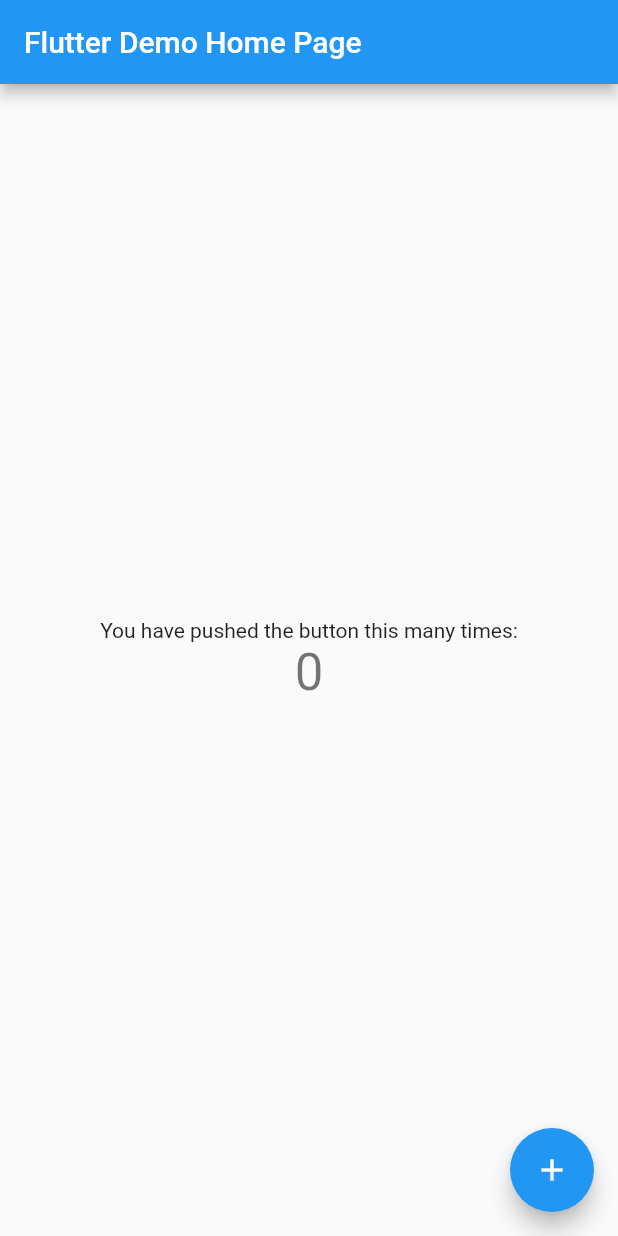
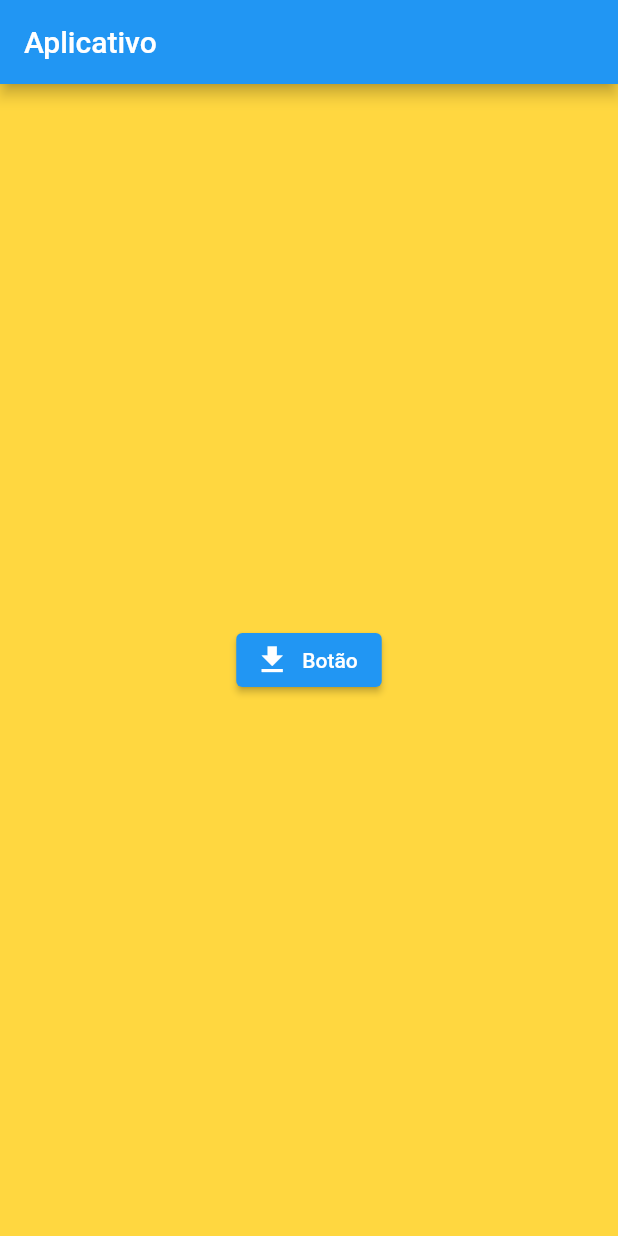
Before and after one commit to Victor07july/ProjetoFlutter, a Flutter app: the screen it shows after launch, on a phone screen of 412 x 824 dp. Run offline on Flutter 3.47's test engine with Material 2 defaults, Android fonts, the phone set to English and light mode, and no system bars.

Commit message:
criação de um botão personalizado que muda a cor de fundo

```diff
--- /dev/null
+++ b/lib/home/home_page.dart
@@ -0,0 +1,48 @@
+import 'package:flutter/cupertino.dart';
+import 'package:flutter/material.dart';
+
+//stl -> stateless widget
+// alt + enter -> wrap
+
+class HomePage extends StatefulWidget {
+  HomePage({Key? key}) : super(key: key);
+
+  @override
+  _HomePageState createState() => _HomePageState();
+}
+
+class _HomePageState extends State<HomePage> {
+
+  Color bgColor = Colors.amberAccent;
+
+  void changeBgColor() {
+    setState(() {
+      bgColor = bgColor == Colors.white ? Colors.black : Colors.white;
+    });
+  }
+
+  @override
+  Widget build(BuildContext context) {
+    return Scaffold( // Tudo fica dentro do Scafoold
+      appBar: AppBar(
+        title: Text("Aplicativo"),
+      ),
+      body: Center(
+          child: Column(
+            mainAxisSize: MainAxisSize.min,
+            children: <Widget>[
+              ElevatedButton.icon(
+                onPressed: changeBgColor,
+                icon: const Icon(
+                  Icons.download,
+                  size: 24.0,
+                ),
+                label: const Text('Botão'),
+              )
+            ],
+          ),
+      ),
+      backgroundColor: bgColor,
+    );
+  }
+}
--- a/lib/main.dart
+++ b/lib/main.dart
@@ -1,4 +1,5 @@
 import 'package:flutter/material.dart';
+import 'package:projeto_app/home/home_page.dart';
 
 void main() {
   runApp(const MyApp());
@@ -13,103 +14,9 @@ class MyApp extends StatelessWidget {
     return MaterialApp(
       title: 'Flutter Demo',
       theme: ThemeData(
-        // This is the theme of your application.
-        //
-        // Try running your application with "flutter run". You'll see the
-        // application has a blue toolbar. Then, without quitting the app, try
-        // changing the primarySwatch below to Colors.green and then invoke
-        // "hot reload" (press "r" in the console where you ran "flutter run",
-        // or simply save your changes to "hot reload" in a Flutter IDE).
-        // Notice that the counter didn't reset back to zero; the application
-        // is not restarted.
         primarySwatch: Colors.blue,
       ),
-      home: const MyHomePage(title: 'Flutter Demo Home Page'),
+      home: HomePage(),
     );
   }
 }
-
-class MyHomePage extends StatefulWidget {
-  const MyHomePage({super.key, required this.title});
-
-  // This widget is the home page of your application. It is stateful, meaning
-  // that it has a State object (defined below) that contains fields that affect
-  // how it looks.
-
-  // This class is the configuration for the state. It holds the values (in this
-  // case the title) provided by the parent (in this case the App widget) and
-  // used by the build method of the State. Fields in a Widget subclass are
-  // always marked "final".
-
-  final String title;
-
-  @override
-  State<MyHomePage> createState() => _MyHomePageState();
-}
-
-class _MyHomePageState extends State<MyHomePage> {
-  int _counter = 0;
-
-  void _incrementCounter() {
-    setState(() {
-      // This call to setState tells the Flutter framework that something has
-      // changed in this State, which causes it to rerun the build method below
-      // so that the display can reflect the updated values. If we changed
-      // _counter without calling setState(), then the build method would not be
-      // called again, and so nothing would appear to happen.
-      _counter++;
-    });
-  }
-
-  @override
-  Widget build(BuildContext context) {
-    // This method is rerun every time setState is called, for instance as done
-    // by the _incrementCounter method above.
-    //
-    // The Flutter framework has been optimized to make rerunning build methods
-    // fast, so that you can just rebuild anything that needs updating rather
-    // than having to individually change instances of widgets.
-    return Scaffold(
-      appBar: AppBar(
-        // Here we take the value from the MyHomePage object that was created by
-        // the App.build method, and use it to set our appbar title.
-        title: Text(widget.title),
-      ),
-      body: Center(
-        // Center is a layout widget. It takes a single child and positions it
-        // in the middle of the parent.
-        child: Column(
-          // Column is also a layout widget. It takes a list of children and
-          // arranges them vertically. By default, it sizes itself to fit its
-          // children horizontally, and tries to be as tall as its parent.
-          //
-          // Invoke "debug painting" (press "p" in the console, choose the
-          // "Toggle Debug Paint" action from the Flutter Inspector in Android
-          // Studio, or the "Toggle Debug Paint" command in Visual Studio Code)
-          // to see the wireframe for each widget.
-          //
-          // Column has various properties to control how it sizes itself and
-          // how it positions its children. Here we use mainAxisAlignment to
-          // center the children vertically; the main axis here is the vertical
-          // axis because Columns are vertical (the cross axis would be
-          // horizontal).
-          mainAxisAlignment: MainAxisAlignment.center,
-          children: <Widget>[
-            const Text(
-              'You have pushed the button this many times:',
-            ),
-            Text(
-              '$_counter',
-              style: Theme.of(context).textTheme.headlineMedium,
-            ),
-          ],
-        ),
-      ),
-      floatingActionButton: FloatingActionButton(
-        onPressed: _incrementCounter,
-        tooltip: 'Increment',
-        child: const Icon(Icons.add),
-      ), // This trailing comma makes auto-formatting nicer for build methods.
-    );
-  }
-}
```
